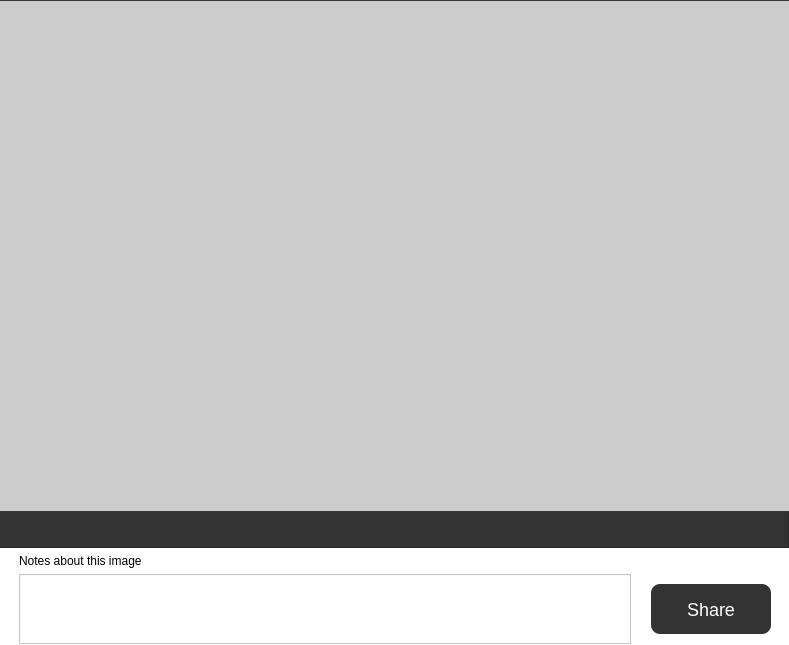
This is interface/ui/shareSnapshot.ui in vircadia/vircadia-native-core as Qt 5 draws it before an edit. The edited form follows.
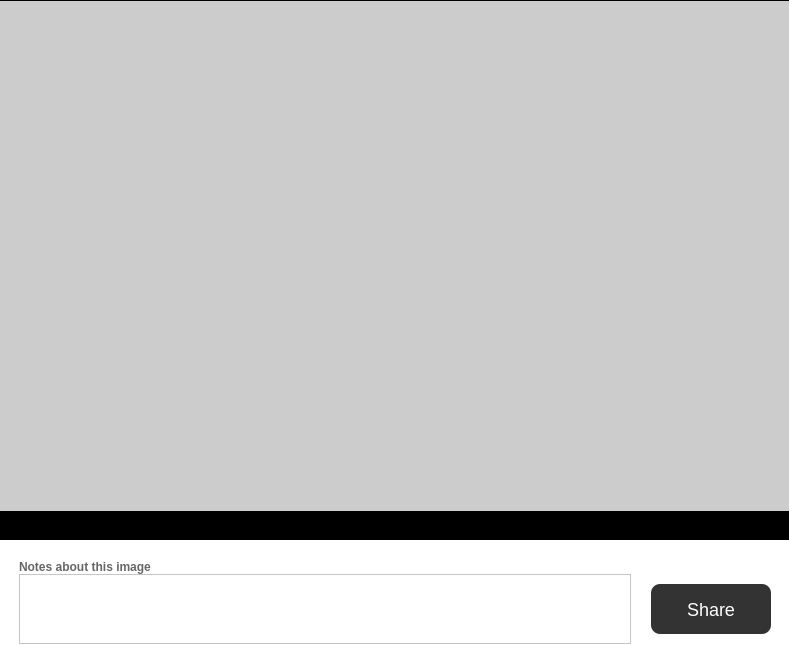
This is the edited form.

Commit message: layout / font changes

What changed in the file:
```diff
--- a/interface/ui/shareSnapshot.ui
+++ b/interface/ui/shareSnapshot.ui
@@ -53,6 +53,9 @@
     </rect>
    </property>
    <layout class="QVBoxLayout" name="verticalLayout">
+    <property name="spacing">
+     <number>0</number>
+    </property>
     <item>
      <widget class="QFrame" name="frame">
       <property name="sizePolicy">
@@ -68,13 +71,13 @@
        </size>
       </property>
       <property name="styleSheet">
-       <string notr="true">background-color: #333;</string>
+       <string notr="true">background-color: #000</string>
       </property>
       <property name="frameShape">
-       <enum>QFrame::StyledPanel</enum>
+       <enum>QFrame::NoFrame</enum>
       </property>
       <property name="frameShadow">
-       <enum>QFrame::Raised</enum>
+       <enum>QFrame::Plain</enum>
       </property>
       <property name="lineWidth">
        <number>0</number>
@@ -84,7 +87,7 @@
         <rect>
          <x>-1</x>
          <y>1</y>
-         <width>791</width>
+         <width>792</width>
          <height>512</height>
         </rect>
        </property>
@@ -187,9 +190,28 @@
         <verstretch>0</verstretch>
        </sizepolicy>
       </property>
+      <property name="minimumSize">
+       <size>
+        <width>0</width>
+        <height>30</height>
+       </size>
+      </property>
+      <property name="font">
+       <font>
+        <family>Helvetica</family>
+        <weight>75</weight>
+        <bold>true</bold>
+       </font>
+      </property>
+      <property name="styleSheet">
+       <string notr="true">color: #666;</string>
+      </property>
       <property name="text">
        <string>Notes about this image</string>
       </property>
+      <property name="alignment">
+       <set>Qt::AlignLeading|Qt::AlignLeft|Qt::AlignTop</set>
+      </property>
       <property name="margin">
        <number>0</number>
       </property>
```
Left out of the diff: 5 changed lines with no effect on the pictures. The commit also changes 1 other file.
